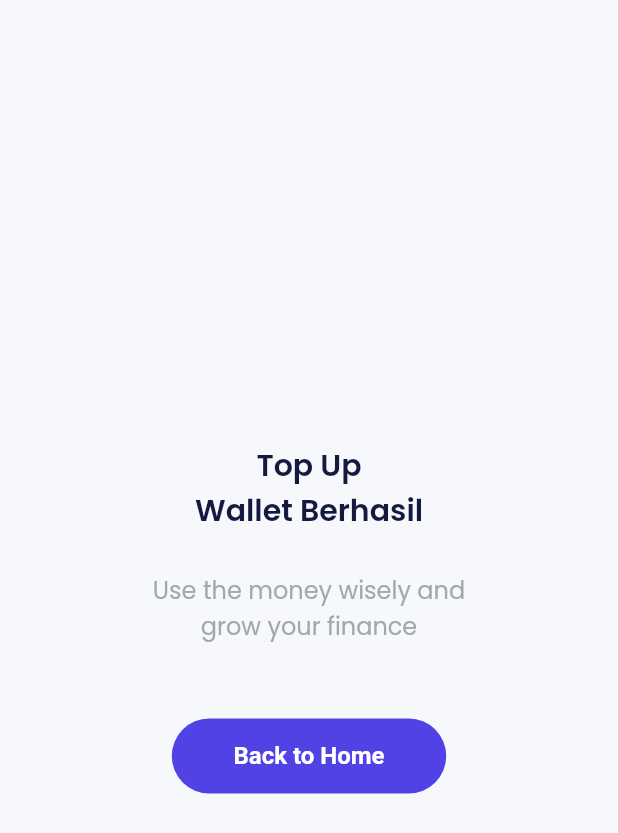
After one commit to rizalfadiaalfikri/bank-sha, a Flutter app: the TopUpSuccessPage screen opened by its route, on a phone screen of 412 x 824 dp. The commit adds this screen. Shown: the top 833 px of the screen. Run offline on Flutter 3.47's test engine with Material 2 defaults, Android fonts, the phone set to English and light mode, and no system bars; our stand-ins replace carousel_slider, google_fonts.

Commit message:
slicing topup success page

```diff
--- a/lib/main.dart
+++ b/lib/main.dart
@@ -14,6 +14,7 @@ import 'package:bank_sha/ui/pages/signup_success_page.dart';
 import 'package:bank_sha/ui/pages/splash_page.dart';
 import 'package:bank_sha/ui/pages/topup_amount_page.dart';
 import 'package:bank_sha/ui/pages/topup_page.dart';
+import 'package:bank_sha/ui/pages/topup_success.dart';
 import 'package:flutter/material.dart';
 
 void main(List<String> args) {
@@ -56,6 +57,7 @@ class MyApp extends StatelessWidget {
         '/profile-edit-success': (context) => ProfileEditSuccessPage(),
         '/topup': (context) => TopUpPage(),
         '/topup-amount': (context) => TopUpAmountPage(),
+        '/topup-success': (context) => TopUpSuccessPage(),
       },
     );
   }
--- a/lib/ui/pages/topup_amount_page.dart
+++ b/lib/ui/pages/topup_amount_page.dart
@@ -189,7 +189,12 @@ class _TopUpAmountPage extends State<TopUpAmountPage> {
               ),
               CustomFilledButton(
                 title: 'Checkout Now',
-                onPressed: () {},
+                onPressed: () async {
+                  if (await Navigator.pushNamed(context, '/pin') == true) {
+                    Navigator.pushNamedAndRemoveUntil(
+                        context, '/topup-success', (route) => false);
+                  }
+                },
               ),
               const SizedBox(
                 height: 25,
--- /dev/null
+++ b/lib/ui/pages/topup_success.dart
@@ -0,0 +1,47 @@
+import 'package:bank_sha/shared/theme.dart';
+import 'package:bank_sha/ui/widgets/buttons.dart';
+import 'package:flutter/material.dart';
+
+class TopUpSuccessPage extends StatelessWidget {
+  const TopUpSuccessPage({super.key});
+
+  @override
+  Widget build(BuildContext context) {
+    return Scaffold(
+      body: Center(
+        child: Column(
+          mainAxisAlignment: MainAxisAlignment.center,
+          children: [
+            Text(
+              'Top Up\nWallet Berhasil',
+              textAlign: TextAlign.center,
+              style: blackTextStyle.copyWith(
+                fontWeight: semiBold,
+                fontSize: 20,
+              ),
+            ),
+            SizedBox(
+              height: 26,
+            ),
+            Text(
+              'Use the money wisely and\ngrow your finance',
+              textAlign: TextAlign.center,
+              style: greyTextStyle.copyWith(fontSize: 16, fontWeight: regular),
+            ),
+            SizedBox(
+              height: 50,
+            ),
+            CustomFilledButton(
+              title: 'Back to Home',
+              width: 183,
+              onPressed: () {
+                Navigator.pushNamedAndRemoveUntil(
+                    context, '/home', (route) => false);
+              },
+            )
+          ],
+        ),
+      ),
+    );
+  }
+}
```
